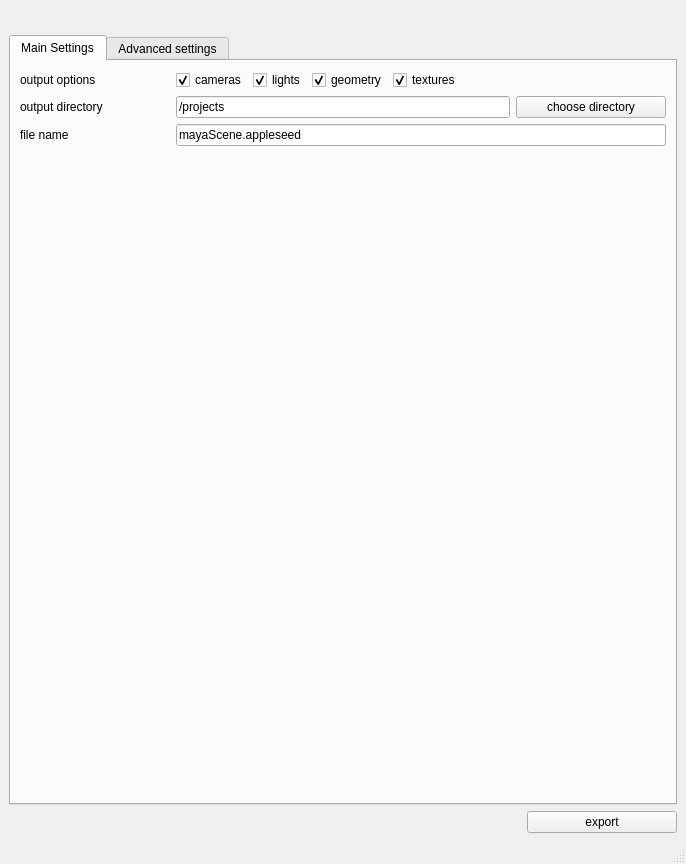
First picture: the form in mayaToAppleseed.ui, repository dictoon/mayaseed, before the edit.
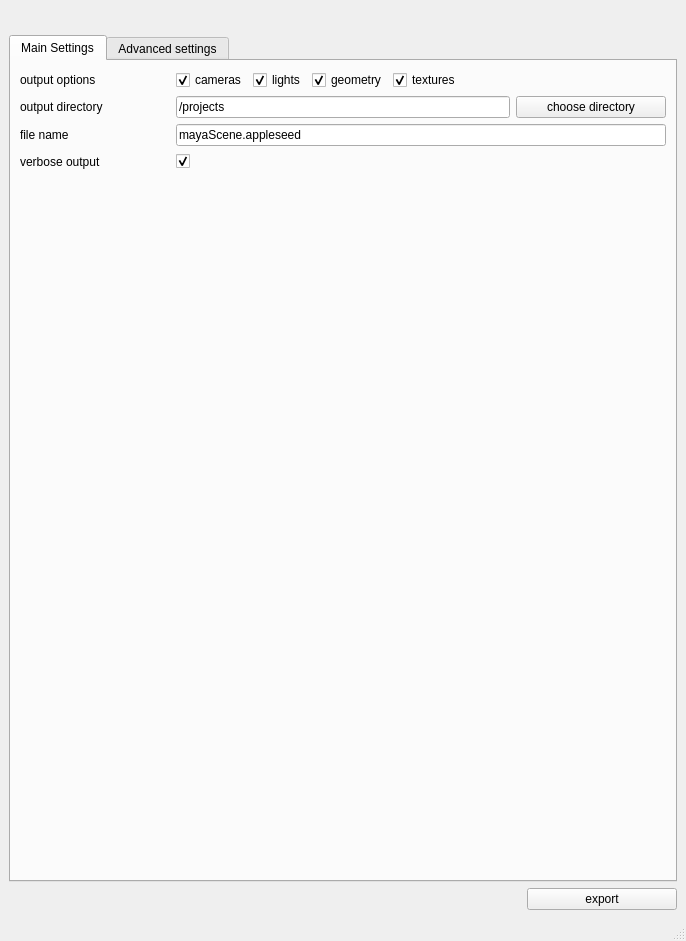
Second picture: the form after the edit. The open tabs and pages were chosen to show the change. Icons and pictures are not drawn.

Commit message: added verbose mode check box and preliminary shader object. Camera and geometry outputs but is read strange by appleseed

Patch:
```diff
--- a/mayaToAppleseed.ui
+++ b/mayaToAppleseed.ui
@@ -7,7 +7,7 @@
     <x>0</x>
     <y>0</y>
     <width>686</width>
-    <height>864</height>
+    <height>941</height>
    </rect>
   </property>
   <property name="sizePolicy">
@@ -235,6 +235,46 @@
           </item>
          </layout>
         </item>
+        <item>
+         <layout class="QHBoxLayout" name="horizontalLayout_28">
+          <item>
+           <widget class="QLabel" name="label_42">
+            <property name="minimumSize">
+             <size>
+              <width>150</width>
+              <height>0</height>
+             </size>
+            </property>
+            <property name="text">
+             <string>verbose output</string>
+            </property>
+           </widget>
+          </item>
+          <item>
+           <widget class="QCheckBox" name="m2s_verbose">
+            <property name="text">
+             <string/>
+            </property>
+            <property name="checked">
+             <bool>true</bool>
+            </property>
+           </widget>
+          </item>
+          <item>
+           <spacer name="horizontalSpacer_26">
+            <property name="orientation">
+             <enum>Qt::Horizontal</enum>
+            </property>
+            <property name="sizeHint" stdset="0">
+             <size>
+              <width>40</width>
+              <height>20</height>
+             </size>
+            </property>
+           </spacer>
+          </item>
+         </layout>
+        </item>
         <item>
          <spacer name="verticalSpacer_2">
           <property name="orientation">
```
Left out of the diff: 10 changed lines with no effect on the pictures. The commit also changes 1 other file.
